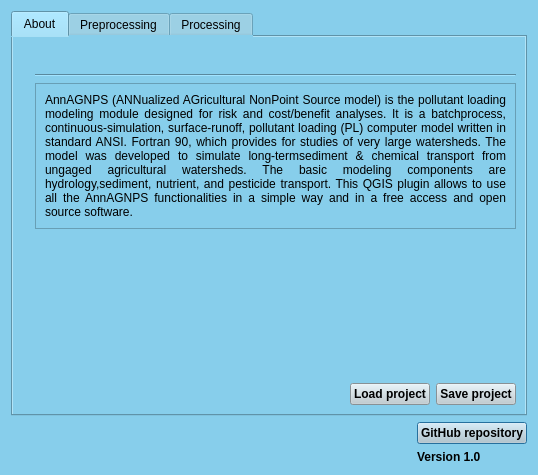
Above: ui/dialog_base.ui from Inigobarbe/QAnnAGNPS before the change. Below: the same form after it.
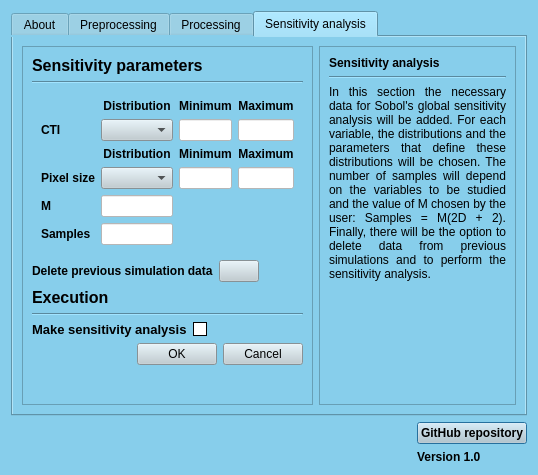
That is the form after the change. The open tabs and pages were chosen to show the change.

```diff
--- a/ui/dialog_base.ui
+++ b/ui/dialog_base.ui
@@ -1256,6 +1256,532 @@
        </item>
       </layout>
      </widget>
+     <widget class="QWidget" name="tab_4">
+      <attribute name="title">
+       <string>Sensitivity analysis</string>
+      </attribute>
+      <layout class="QGridLayout" name="gridLayout_11">
+       <item row="0" column="0">
+        <widget class="QFrame" name="frame_7">
+         <property name="frameShape">
+          <enum>QFrame::StyledPanel</enum>
+         </property>
+         <property name="frameShadow">
+          <enum>QFrame::Raised</enum>
+         </property>
+         <layout class="QGridLayout" name="gridLayout_13">
+          <item row="0" column="0">
+           <layout class="QVBoxLayout" name="verticalLayout_17">
+            <item>
+             <layout class="QVBoxLayout" name="verticalLayout_15">
+              <item>
+               <layout class="QVBoxLayout" name="verticalLayout_13">
+                <item>
+                 <widget class="QLabel" name="label_38">
+                  <property name="font">
+                   <font>
+                    <pointsize>12</pointsize>
+                    <weight>75</weight>
+                    <bold>true</bold>
+                   </font>
+                  </property>
+                  <property name="text">
+                   <string>Sensitivity parameters</string>
+                  </property>
+                 </widget>
+                </item>
+                <item>
+                 <widget class="Line" name="line">
+                  <property name="orientation">
+                   <enum>Qt::Horizontal</enum>
+                  </property>
+                 </widget>
+                </item>
+                <item>
+                 <widget class="QFrame" name="frame_2">
+                  <property name="frameShape">
+                   <enum>QFrame::NoFrame</enum>
+                  </property>
+                  <property name="frameShadow">
+                   <enum>QFrame::Raised</enum>
+                  </property>
+                  <layout class="QGridLayout" name="gridLayout_4">
+                   <item row="1" column="2">
+                    <widget class="QLineEdit" name="lineEdit_6">
+                     <property name="font">
+                      <font>
+                       <weight>75</weight>
+                       <bold>true</bold>
+                      </font>
+                     </property>
+                     <property name="styleSheet">
+                      <string notr="true">background-color: #FFFFFF;</string>
+                     </property>
+                    </widget>
+                   </item>
+                   <item row="1" column="3">
+                    <widget class="QLineEdit" name="lineEdit_4">
+                     <property name="font">
+                      <font>
+                       <weight>75</weight>
+                       <bold>true</bold>
+                      </font>
+                     </property>
+                     <property name="styleSheet">
+                      <string notr="true">background-color: #FFFFFF;</string>
+                     </property>
+                    </widget>
+                   </item>
+                   <item row="0" column="2">
+                    <widget class="QLabel" name="label_22">
+                     <property name="font">
+                      <font>
+                       <weight>75</weight>
+                       <bold>true</bold>
+                      </font>
+                     </property>
+                     <property name="text">
+                      <string>Minimum</string>
+                     </property>
+                     <property name="alignment">
+                      <set>Qt::AlignCenter</set>
+                     </property>
+                    </widget>
+                   </item>
+                   <item row="2" column="2">
+                    <widget class="QLabel" name="label_25">
+                     <property name="font">
+                      <font>
+                       <weight>75</weight>
+                       <bold>true</bold>
+                      </font>
+                     </property>
+                     <property name="text">
+                      <string>Minimum</string>
+                     </property>
+                     <property name="alignment">
+                      <set>Qt::AlignCenter</set>
+                     </property>
+                    </widget>
+                   </item>
+                   <item row="3" column="3">
+                    <widget class="QLineEdit" name="lineEdit_5">
+                     <property name="font">
+                      <font>
+                       <weight>75</weight>
+                       <bold>true</bold>
+                      </font>
+                     </property>
+                     <property name="styleSheet">
+                      <string notr="true">background-color: #FFFFFF;</string>
+                     </property>
+                    </widget>
+                   </item>
+                   <item row="3" column="0">
+                    <widget class="QLabel" name="label_20">
+                     <property name="font">
+                      <font>
+                       <weight>75</weight>
+                       <bold>true</bold>
+                      </font>
+                     </property>
+                     <property name="text">
+                      <string>Pixel size</string>
+                     </property>
+                    </widget>
+                   </item>
+                   <item row="0" column="3">
+                    <widget class="QLabel" name="label_26">
+                     <property name="font">
+                      <font>
+                       <weight>75</weight>
+                       <bold>true</bold>
+                      </font>
+                     </property>
+                     <property name="text">
+                      <string>Maximum</string>
+                     </property>
+                     <property name="alignment">
+                      <set>Qt::AlignCenter</set>
+                     </property>
+                    </widget>
+                   </item>
+                   <item row="2" column="1">
+                    <widget class="QLabel" name="label_21">
+                     <property name="font">
+                      <font>
+                       <weight>75</weight>
+                       <bold>true</bold>
+                      </font>
+                     </property>
+                     <property name="text">
+                      <string>Distribution</string>
+                     </property>
+                     <property name="alignment">
+                      <set>Qt::AlignCenter</set>
+                     </property>
+                    </widget>
+                   </item>
+                   <item row="2" column="3">
+                    <widget class="QLabel" name="label_19">
+                     <property name="font">
+                      <font>
+                       <weight>75</weight>
+                       <bold>true</bold>
+                      </font>
+                     </property>
+                     <property name="text">
+                      <string>Maximum</string>
+                     </property>
+                     <property name="alignment">
+                      <set>Qt::AlignCenter</set>
+                     </property>
+                    </widget>
+                   </item>
+                   <item row="1" column="0">
+                    <widget class="QLabel" name="label_27">
+                     <property name="font">
+                      <font>
+                       <weight>75</weight>
+                       <bold>true</bold>
+                      </font>
+                     </property>
+                     <property name="text">
+                      <string>CTI</string>
+                     </property>
+                    </widget>
+                   </item>
+                   <item row="3" column="2">
+                    <widget class="QLineEdit" name="lineEdit_3">
+                     <property name="font">
+                      <font>
+                       <weight>75</weight>
+                       <bold>true</bold>
+                      </font>
+                     </property>
+                     <property name="styleSheet">
+                      <string notr="true">background-color: #FFFFFF;</string>
+                     </property>
+                    </widget>
+                   </item>
+                   <item row="3" column="1">
+                    <widget class="QComboBox" name="comboBox_5">
+                     <property name="styleSheet">
+                      <string notr="true">background-color: #becbd1;</string>
+                     </property>
+                    </widget>
+                   </item>
+                   <item row="1" column="1">
+                    <widget class="QComboBox" name="comboBox_4">
+                     <property name="styleSheet">
+                      <string notr="true">background-color: #becbd1;</string>
+                     </property>
+                    </widget>
+                   </item>
+                   <item row="0" column="1">
+                    <widget class="QLabel" name="label_23">
+                     <property name="font">
+                      <font>
+                       <weight>75</weight>
+                       <bold>true</bold>
+                      </font>
+                     </property>
+                     <property name="focusPolicy">
+                      <enum>Qt::TabFocus</enum>
+                     </property>
+                     <property name="text">
+                      <string>Distribution</string>
+                     </property>
+                     <property name="alignment">
+                      <set>Qt::AlignCenter</set>
+                     </property>
+                    </widget>
+                   </item>
+                   <item row="4" column="0">
+                    <widget class="QLabel" name="label_28">
+                     <property name="font">
+                      <font>
+                       <weight>75</weight>
+                       <bold>true</bold>
+                      </font>
+                     </property>
+                     <property name="text">
+                      <string>M</string>
+                     </property>
+                    </widget>
+                   </item>
+                   <item row="4" column="1">
+                    <widget class="QLineEdit" name="lineEdit_9">
+                     <property name="font">
+                      <font>
+                       <weight>75</weight>
+                       <bold>true</bold>
+                      </font>
+                     </property>
+                     <property name="styleSheet">
+                      <string notr="true">background-color: #FFFFFF;</string>
+                     </property>
+                    </widget>
+                   </item>
+                   <item row="5" column="0">
+                    <widget class="QLabel" name="label_24">
+                     <property name="font">
+                      <font>
+                       <weight>75</weight>
+                       <bold>true</bold>
+                      </font>
+                     </property>
+                     <property name="text">
+                      <string>Samples</string>
+                     </property>
+                    </widget>
+                   </item>
+                   <item row="5" column="1">
+                    <widget class="QLineEdit" name="lineEdit_10">
+                     <property name="font">
+                      <font>
+                       <weight>75</weight>
+                       <bold>true</bold>
+                      </font>
+                     </property>
+                     <property name="styleSheet">
+                      <string notr="true">background-color: #FFFFFF;</string>
+                     </property>
+                    </widget>
+                   </item>
+                  </layout>
+                 </widget>
+                </item>
+               </layout>
+              </item>
+              <item>
+               <layout class="QHBoxLayout" name="horizontalLayout_19">
+                <item>
+                 <widget class="QLabel" name="label_40">
+                  <property name="font">
+                   <font>
+                    <weight>75</weight>
+                    <bold>true</bold>
+                   </font>
+                  </property>
+                  <property name="text">
+                   <string>Delete previous simulation data</string>
+                  </property>
+                 </widget>
+                </item>
+                <item>
+                 <widget class="QPushButton" name="delete_2">
+                  <property name="font">
+                   <font>
+                    <weight>75</weight>
+                    <bold>true</bold>
+                   </font>
+                  </property>
+                  <property name="styleSheet">
+                   <string notr="true">QPushButton {
+    background-color: #becbd1;
+    color: black;
+}
+
+QPushButton:hover {
+    color: white;
+}</string>
+                  </property>
+                  <property name="text">
+                   <string/>
+                  </property>
+                 </widget>
+                </item>
+                <item>
+                 <spacer name="horizontalSpacer_6">
+                  <property name="orientation">
+                   <enum>Qt::Horizontal</enum>
+                  </property>
+                  <property name="sizeHint" stdset="0">
+                   <size>
+                    <width>40</width>
+                    <height>20</height>
+                   </size>
+                  </property>
+                 </spacer>
+                </item>
+               </layout>
+              </item>
+             </layout>
+            </item>
+            <item>
+             <layout class="QVBoxLayout" name="verticalLayout_16">
+              <item>
+               <widget class="QLabel" name="label_39">
+                <property name="font">
+                 <font>
+                  <pointsize>12</pointsize>
+                  <weight>75</weight>
+                  <bold>true</bold>
+                 </font>
+                </property>
+                <property name="text">
+                 <string>Execution</string>
+                </property>
+               </widget>
+              </item>
+              <item>
+               <widget class="Line" name="line_13">
+                <property name="orientation">
+                 <enum>Qt::Horizontal</enum>
+                </property>
+               </widget>
+              </item>
+              <item>
+               <layout class="QHBoxLayout" name="horizontalLayout">
+                <item>
+                 <widget class="QLabel" name="label_12">
+                  <property name="font">
+                   <font>
+                    <pointsize>10</pointsize>
+                    <weight>75</weight>
+                    <bold>true</bold>
+                   </font>
+                  </property>
+                  <property name="text">
+                   <string>Make sensitivity analysis</string>
+                  </property>
+                 </widget>
+                </item>
+                <item>
+                 <widget class="QCheckBox" name="checkBox_6">
+                  <property name="styleSheet">
+                   <string notr="true">QCheckBox::hover{color:white}
+
+QCheckBox::indicator:unchecked {
+    background-color: white;
+	border: 1px solid black
+}</string>
+                  </property>
+                  <property name="text">
+                   <string/>
+                  </property>
+                 </widget>
+                </item>
+               </layout>
+              </item>
+              <item>
+               <layout class="QHBoxLayout" name="horizontalLayout_13">
+                <item>
+                 <spacer name="horizontalSpacer_7">
+                  <property name="orientation">
+                   <enum>Qt::Horizontal</enum>
+                  </property>
+                  <property name="sizeHint" stdset="0">
+                   <size>
+                    <width>40</width>
+                    <height>20</height>
+                   </size>
+                  </property>
+                 </spacer>
+                </item>
+                <item>
+                 <widget class="QPushButton" name="pushButton_2">
+                  <property name="styleSheet">
+                   <string notr="true">background-color: #becbd1;</string>
+                  </property>
+                  <property name="text">
+                   <string>OK</string>
+                  </property>
+                 </widget>
+                </item>
+                <item>
+                 <widget class="QPushButton" name="pushButton_3">
+                  <property name="styleSheet">
+                   <string notr="true">background-color: #becbd1;</string>
+                  </property>
+                  <property name="text">
+                   <string>Cancel</string>
+                  </property>
+                 </widget>
+                </item>
+               </layout>
+              </item>
+              <item>
+               <spacer name="verticalSpacer_4">
+                <property name="orientation">
+                 <enum>Qt::Vertical</enum>
+                </property>
+                <property name="sizeHint" stdset="0">
+                 <size>
+                  <width>20</width>
+                  <height>40</height>
+                 </size>
+                </property>
+               </spacer>
+              </item>
+             </layout>
+            </item>
+           </layout>
+          </item>
+         </layout>
+        </widget>
+       </item>
+       <item row="0" column="1">
+        <widget class="QFrame" name="frame_9">
+         <property name="frameShape">
+          <enum>QFrame::StyledPanel</enum>
+         </property>
+         <property name="frameShadow">
+          <enum>QFrame::Raised</enum>
+         </property>
+         <layout class="QGridLayout" name="gridLayout_17">
+          <item row="0" column="0">
+           <widget class="QLabel" name="label_35">
+            <property name="font">
+             <font>
+              <weight>75</weight>
+              <bold>true</bold>
+             </font>
+            </property>
+            <property name="text">
+             <string>Sensitivity analysis</string>
+            </property>
+           </widget>
+          </item>
+          <item row="2" column="0">
+           <widget class="QLabel" name="label_41">
+            <property name="text">
+             <string>In this section the necessary data for Sobol's global sensitivity analysis will be added. For each variable, the distributions and the parameters that define these distributions will be chosen. The number of samples will depend on the variables to be studied and the value of M chosen by the user: Samples = M(2D + 2). Finally, there will be the option to delete data from previous simulations and to perform the sensitivity analysis. </string>
+            </property>
+            <property name="alignment">
+             <set>Qt::AlignJustify|Qt::AlignVCenter</set>
+            </property>
+            <property name="wordWrap">
+             <bool>true</bool>
+            </property>
+           </widget>
+          </item>
+          <item row="3" column="0">
+           <spacer name="verticalSpacer_5">
+            <property name="orientation">
+             <enum>Qt::Vertical</enum>
+            </property>
+            <property name="sizeHint" stdset="0">
+             <size>
+              <width>20</width>
+              <height>40</height>
+             </size>
+            </property>
+           </spacer>
+          </item>
+          <item row="1" column="0">
+           <widget class="Line" name="line_8">
+            <property name="orientation">
+             <enum>Qt::Horizontal</enum>
+            </property>
+           </widget>
+          </item>
+         </layout>
+        </widget>
+       </item>
+      </layout>
+     </widget>
     </widget>
    </item>
   </layout>
```
Left out of the diff: 8 changed lines with no effect on the pictures.
